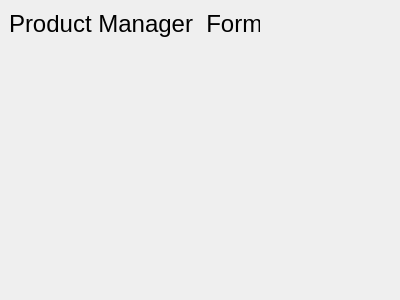
Above: productmanagerform.ui from itumashyk/TofP before the change. Below: the same form after it.
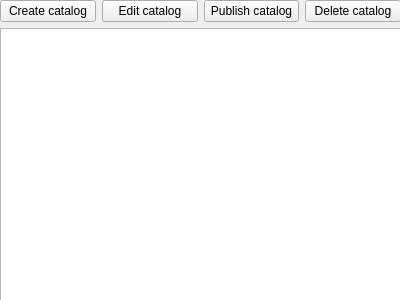
That is the form after the change.

Patch:
```diff
--- a/productmanagerform.ui
+++ b/productmanagerform.ui
@@ -13,23 +13,58 @@
   <property name="windowTitle">
    <string>Form</string>
   </property>
-  <widget class="QLabel" name="label">
+  <property name="windowOpacity">
+   <double>1.000000000000000</double>
+  </property>
+  <property name="autoFillBackground">
+   <bool>false</bool>
+  </property>
+  <widget class="QWidget" name="">
    <property name="geometry">
     <rect>
-     <x>9</x>
-     <y>9</y>
-     <width>251</width>
-     <height>29</height>
+     <x>0</x>
+     <y>0</y>
+     <width>401</width>
+     <height>301</height>
     </rect>
    </property>
-   <property name="font">
-    <font>
-     <pointsize>18</pointsize>
-    </font>
-   </property>
-   <property name="text">
-    <string>Product Manager  Form</string>
-   </property>
+   <layout class="QVBoxLayout" name="verticalLayout">
+    <item>
+     <layout class="QHBoxLayout" name="horizontalLayout">
+      <item>
+       <widget class="QPushButton" name="createCatalog">
+        <property name="text">
+         <string>Create catalog</string>
+        </property>
+       </widget>
+      </item>
+      <item>
+       <widget class="QPushButton" name="pushButton">
+        <property name="text">
+         <string>Edit catalog</string>
+        </property>
+       </widget>
+      </item>
+      <item>
+       <widget class="QPushButton" name="pushButton_2">
+        <property name="text">
+         <string>Publish catalog</string>
+        </property>
+       </widget>
+      </item>
+      <item>
+       <widget class="QPushButton" name="pushButton_3">
+        <property name="text">
+         <string>Delete catalog</string>
+        </property>
+       </widget>
+      </item>
+     </layout>
+    </item>
+    <item>
+     <widget class="QTreeView" name="treeView"/>
+    </item>
+   </layout>
   </widget>
  </widget>
  <resources/>
```
Left out of the diff: 2 changed lines with no effect on the pictures.
